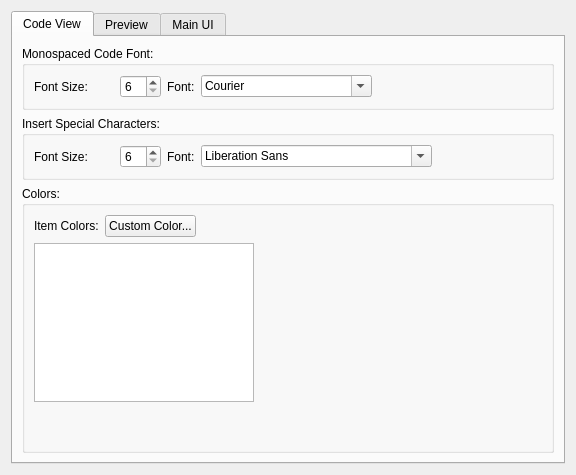
Before: the Qt Designer form src/Form_Files/PAppearanceWidget.ui in Sigil-Ebook/Sigil, drawn with Qt 5.
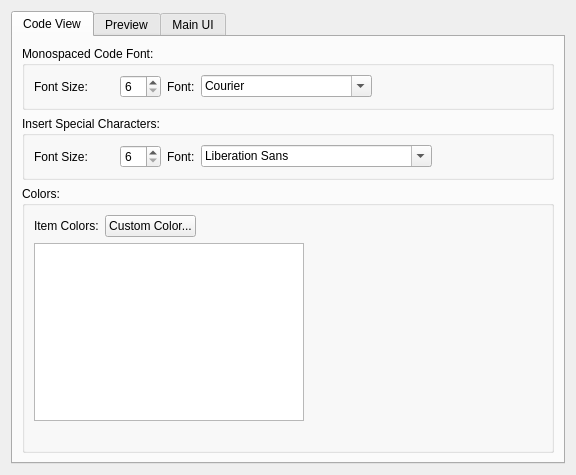
After: the same form once the commit is applied.

Commit message: Other try to change box size of Preferences color list box

Diff of the .ui file:
```diff
--- a/src/Form_Files/PAppearanceWidget.ui
+++ b/src/Form_Files/PAppearanceWidget.ui
@@ -214,10 +214,16 @@
            <layout class="QGridLayout" name="gridLayout_5">
             <item row="0" column="0">
              <widget class="QListWidget" name="codeViewColorsList">
+              <property name="minimumSize">
+               <size>
+                <width>270</width>
+                <height>0</height>
+               </size>
+              </property>
               <property name="maximumSize">
                <size>
-                <width>220</width>
-                <height>160</height>
+                <width>320</width>
+                <height>16777215</height>
                </size>
               </property>
              </widget>
@@ -240,10 +246,13 @@
               <property name="orientation">
                <enum>Qt::Vertical</enum>
               </property>
+              <property name="sizeType">
+               <enum>QSizePolicy::Minimum</enum>
+              </property>
               <property name="sizeHint" stdset="0">
                <size>
                 <width>20</width>
-                <height>40</height>
+                <height>20</height>
                </size>
               </property>
              </spacer>
```
